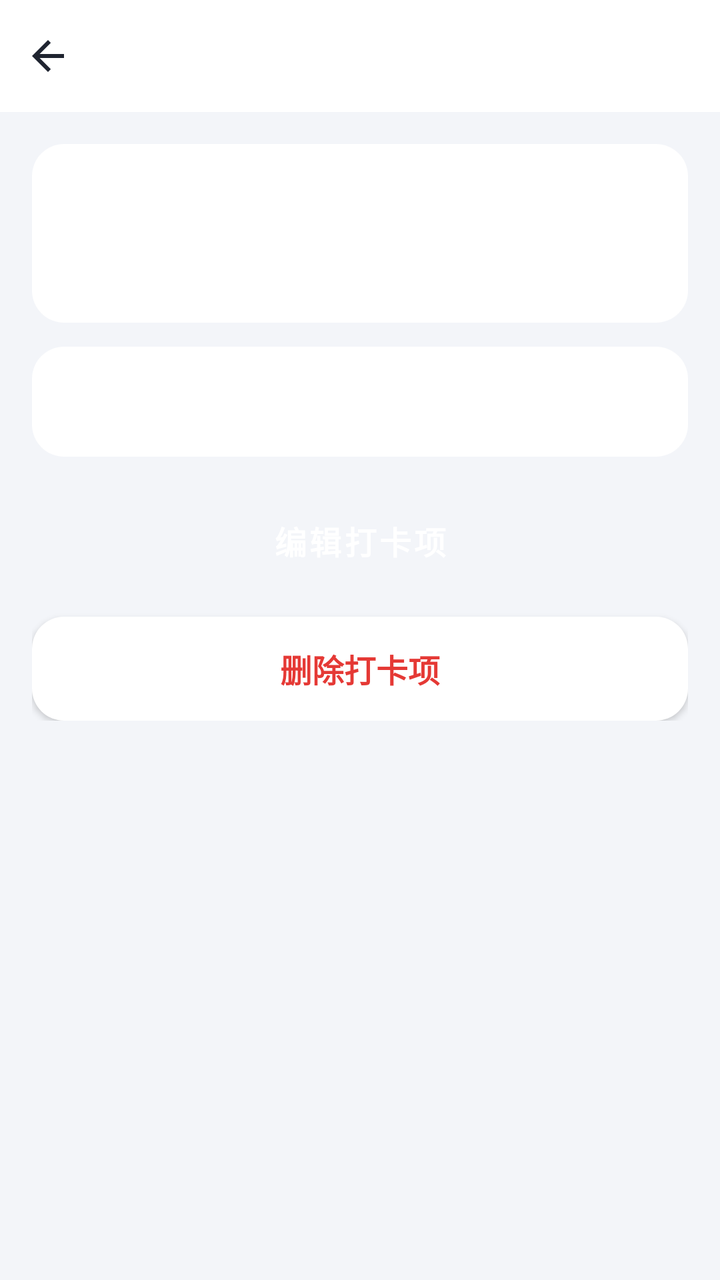
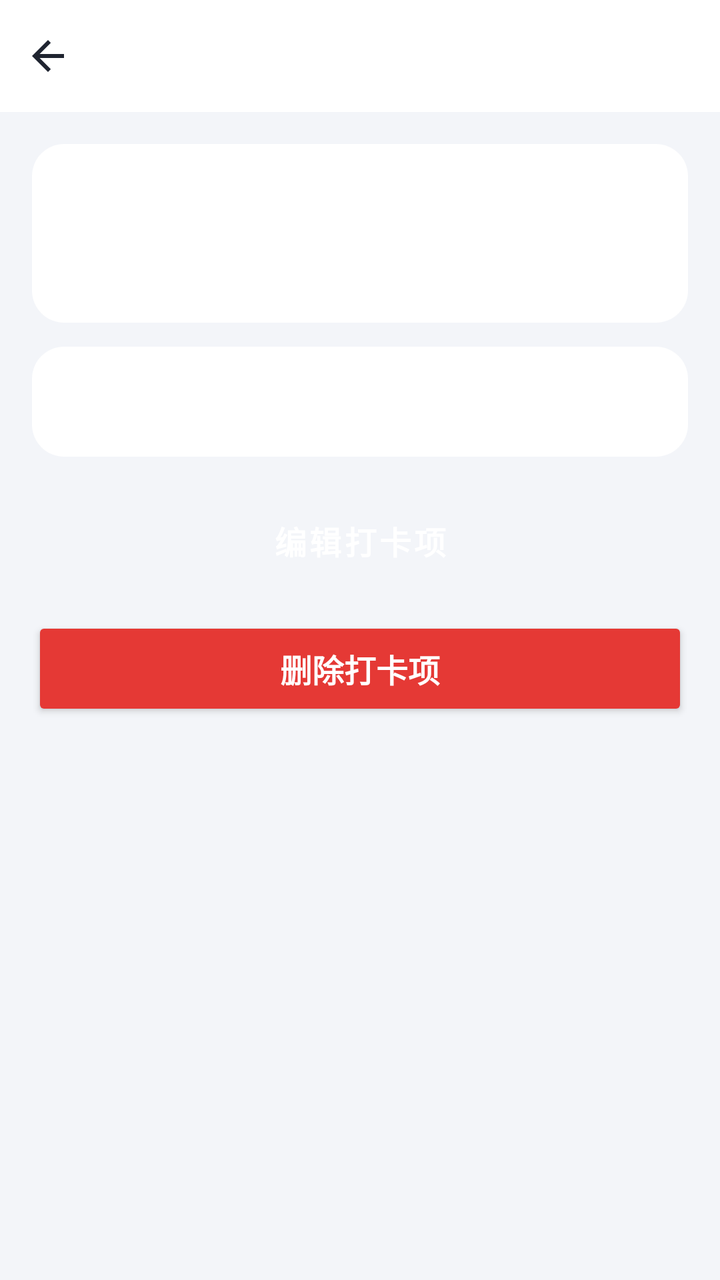

Two renders of the same Android screen: before a commit and after it. Below are the layout's source before the change and the commit's diff.
<!-- AndroidManifest.xml: application theme Theme.Checkin -->
<!-- res/layout/activity_detail.xml -->
<?xml version="1.0" encoding="utf-8"?>
<LinearLayout xmlns:android="http://schemas.android.com/apk/res/android"
    android:layout_width="match_parent"
    android:layout_height="match_parent"
    android:background="@color/bg_page"
    android:orientation="vertical">

    <include android:id="@+id/topbar" layout="@layout/view_topbar" />

    <ScrollView
        android:layout_width="match_parent"
        android:layout_height="0dp"
        android:layout_weight="1"
        android:scrollbars="none">

        <LinearLayout
            android:layout_width="match_parent"
            android:layout_height="wrap_content"
            android:orientation="vertical"
            android:padding="16dp">

            <LinearLayout
                android:id="@+id/header_card"
                android:layout_width="match_parent"
                android:layout_height="wrap_content"
                android:background="@drawable/bg_card"
                android:gravity="center_vertical"
                android:orientation="horizontal"
                android:padding="18dp">

                <TextView
                    android:id="@+id/tv_emoji"
                    android:layout_width="wrap_content"
                    android:layout_height="wrap_content"
                    android:textSize="40sp" />

                <LinearLayout
                    android:layout_width="0dp"
                    android:layout_height="wrap_content"
                    android:layout_marginStart="14dp"
                    android:layout_weight="1"
                    android:orientation="vertical">

                    <TextView
                        android:id="@+id/tv_name"
                        android:layout_width="wrap_content"
                        android:layout_height="wrap_content"
                        android:textColor="@color/text_primary"
                        android:textSize="20sp"
                        android:textStyle="bold" />

                    <TextView
                        android:id="@+id/tv_sub"
                        android:layout_width="wrap_content"
                        android:layout_height="wrap_content"
                        android:layout_marginTop="6dp"
                        android:textColor="@color/text_secondary"
                        android:textSize="13sp" />
                </LinearLayout>
            </LinearLayout>

            <TextView
                android:id="@+id/tv_detail"
                android:layout_width="match_parent"
                android:layout_height="wrap_content"
                android:layout_marginTop="12dp"
                android:background="@drawable/bg_card"
                android:lineSpacingExtra="6dp"
                android:padding="18dp"
                android:textColor="@color/text_primary"
                android:textSize="14sp" />

            <Button
                android:id="@+id/btn_edit"
                style="@style/PrimaryButton"
                android:layout_width="match_parent"
                android:layout_marginTop="16dp"
                android:text="编辑打卡项" />

            
            <Button
                android:id="@+id/btn_delete"
                android:layout_width="match_parent"
                android:layout_height="52dp"
                android:layout_marginTop="12dp"
                android:background="@drawable/bg_card"
                android:text="删除打卡项"
                android:textColor="#E53935"
                android:textSize="16sp"
                android:textStyle="bold" />
        </LinearLayout>
    </ScrollView>
</LinearLayout>
<!-- res/layout/view_topbar.xml (included above) -->
<?xml version="1.0" encoding="utf-8"?>
<LinearLayout xmlns:android="http://schemas.android.com/apk/res/android"
    android:layout_width="match_parent"
    android:layout_height="56dp"
    android:background="@color/white"
    android:gravity="center_vertical"
    android:orientation="horizontal">

    <ImageButton
        android:id="@+id/btn_back"
        android:layout_width="48dp"
        android:layout_height="48dp"
        android:background="?attr/selectableItemBackgroundBorderless"
        android:contentDescription="返回"
        android:src="@drawable/ic_back" />

    <FrameLayout
        android:layout_width="0dp"
        android:layout_height="match_parent"
        android:layout_weight="1">

        <TextView
            android:id="@+id/tv_title"
            android:layout_width="wrap_content"
            android:layout_height="wrap_content"
            android:layout_gravity="center"
            android:textColor="@color/text_primary"
            android:textSize="17sp"
            android:textStyle="bold" />
    </FrameLayout>

    <FrameLayout
        android:id="@+id/title_right_container"
        android:layout_width="wrap_content"
        android:layout_height="match_parent"
        android:minWidth="48dp" />
</LinearLayout>
<!-- resources referenced by this layout -->
<resources>
  <color name="bg_page">#F3F5F9</color>
  <color name="text_primary">#1F2430</color>
  <color name="text_secondary">#6B7280</color>
  <color name="white">#FFFFFF</color>
  <!-- drawable bg_card (drawable) -->
  <?xml version="1.0" encoding="utf-8"?>
  <shape xmlns:android="http://schemas.android.com/apk/res/android" android:shape="rectangle">
      <solid android:color="@color/bg_card" />
      <corners android:radius="16dp" />
  </shape>
  <!-- drawable ic_back (drawable) -->
  <vector xmlns:android="http://schemas.android.com/apk/res/android"
      android:width="24dp" android:height="24dp"
      android:viewportWidth="24" android:viewportHeight="24" android:tint="@color/text_primary">
      <path android:fillColor="@android:color/white" android:pathData="M20,11H7.83l5.59,-5.59L12,4l-8,8 8,8 1.41,-1.41L7.83,13H20v-2z"/>
  </vector>
  <style name="PrimaryButton" parent="Widget.MaterialComponents.Button">
          <item name="android:layout_height">52dp</item>
          <item name="cornerRadius">14dp</item>
          <item name="android:textSize">16sp</item>
          <item name="android:textStyle">bold</item>
          <item name="android:textColor">@color/white</item>
      </style>
  <style name="Theme.Checkin" parent="Theme.MaterialComponents.Light.NoActionBar">
          <item name="colorPrimary">@color/brand</item>
          <item name="colorPrimaryDark">@color/brand_dark</item>
          <item name="colorAccent">@color/brand</item>
          <item name="android:windowBackground">@color/bg_page</item>
          <item name="android:statusBarColor">@color/white</item>
          <item name="android:windowLightStatusBar">true</item>
          <item name="android:textColorPrimary">@color/text_primary</item>
          <item name="android:textColorSecondary">@color/text_secondary</item>
          <item name="bottomNavigationStyle">@style/Widget.Checkin.BottomNav</item>
      </style>
  <color name="bg_card">#FFFFFF</color>
  <color name="brand">#39C5BB</color>
  <color name="brand_dark">#1F9C94</color>
  <style name="Widget.Checkin.BottomNav" parent="Widget.MaterialComponents.BottomNavigationView">
          <item name="itemTextColor">@color/nav_tint</item>
          <item name="itemIconTint">@color/nav_tint</item>
          <item name="backgroundTint">@color/white</item>
          <item name="elevation">10dp</item>
          <item name="labelVisibilityMode">labeled</item>
      </style>
</resources>

<!-- the commit's change to res/layout/activity_detail.xml (unified diff, before → after) -->
@@ -83,9 +83,9 @@
                 android:layout_width="match_parent"
                 android:layout_height="52dp"
                 android:layout_marginTop="12dp"
-                android:background="@drawable/bg_card"
+                android:backgroundTint="#E53935"
                 android:text="删除打卡项"
-                android:textColor="#E53935"
+                android:textColor="@android:color/white"
                 android:textSize="16sp"
                 android:textStyle="bold" />
         </LinearLayout>
